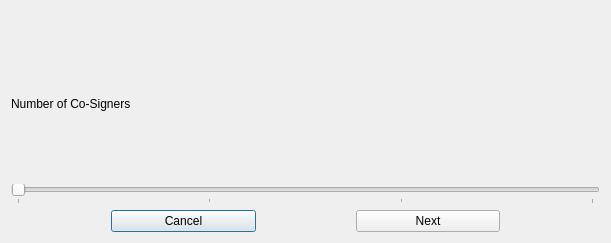
Old version of the form src/qt/forms/multisigsetupchoosenumsigners.ui in the repository pedrorv0106/DAPS.
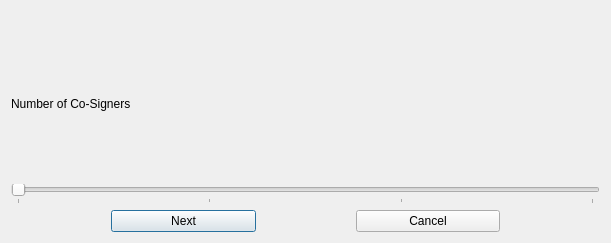
New version of the form.

Commit message: Swap Next/Cancel buttons

Patch:
```diff
--- a/src/qt/forms/multisigsetupchoosenumsigners.ui
+++ b/src/qt/forms/multisigsetupchoosenumsigners.ui
@@ -67,16 +67,6 @@
      <property name="rightMargin">
       <number>100</number>
      </property>
-     <item>
-      <widget class="QPushButton" name="btnCancel">
-       <property name="text">
-        <string>Cancel</string>
-       </property>
-       <property name="shortcut">
-        <string>Esc</string>
-       </property>
-      </widget>
-     </item>
      <item>
       <widget class="QPushButton" name="btnNext">
        <property name="text">
@@ -87,6 +77,16 @@
        </property>
       </widget>
      </item>
+     <item>
+      <widget class="QPushButton" name="btnCancel">
+       <property name="text">
+        <string>Cancel</string>
+       </property>
+       <property name="shortcut">
+        <string>Esc</string>
+       </property>
+      </widget>
+     </item>
     </layout>
    </item>
   </layout>
```
